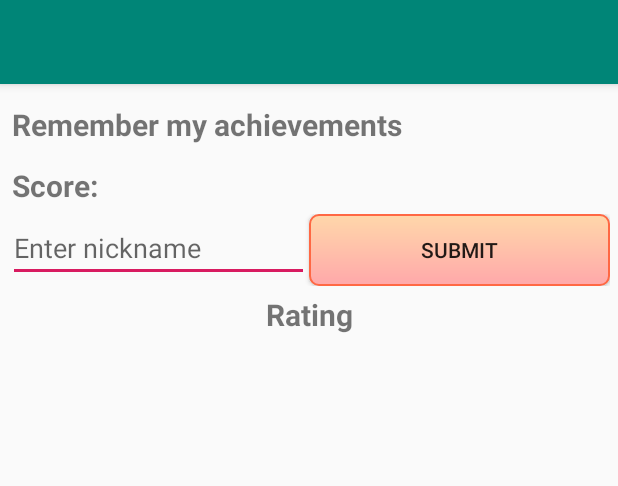
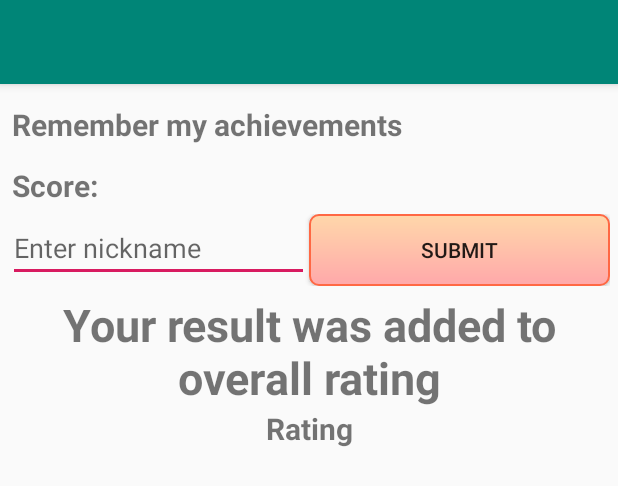
Before and after one commit to yuri-pechatnov/g2048, an Android app: the layout rating_activity.xml on its own in the app's theme, with its tools: preview values and no code run, on a phone screen of 412 x 824 dp. Shown: the top 486 px of the screen. Run offline under Robolectric (Android 15) with nearby library versions, the light colour scheme and no system bars; network calls fail.

Commit message:
Hide rating after successful commit

```diff
--- a/app/src/main/res/layout/rating_activity.xml
+++ b/app/src/main/res/layout/rating_activity.xml
@@ -65,6 +65,14 @@
         android:layout_width="match_parent"
         android:layout_height="wrap_content"
         android:gravity="center"
+        android:text="@string/result_was_added"
+        android:id="@+id/result_was_added"
+        android:autoSizeTextType="uniform" android:typeface="sans" android:textStyle="bold"
+        android:textSize="30sp"/>
+    <TextView
+        android:layout_width="match_parent"
+        android:layout_height="wrap_content"
+        android:gravity="center"
         android:text="@string/action_rating"
         android:autoSizeTextType="uniform" android:typeface="sans" android:textStyle="bold"
         android:textSize="20sp"/>
--- a/app/src/main/res/values/strings.xml
+++ b/app/src/main/res/values/strings.xml
@@ -25,4 +25,5 @@
     <string name="add_score_cancel">Cancel</string>
     <string name="add_score_add">Yes!</string>
     <string name="add_score_msg">Game over!</string>
+    <string name="result_was_added">Your result was added to overall rating</string>
 </resources>
```
Also changed, not shown: app/src/main/java/com/example/pechatnov/g2048/RatingActivity.java (+11 -2 lines), 1 other file.
